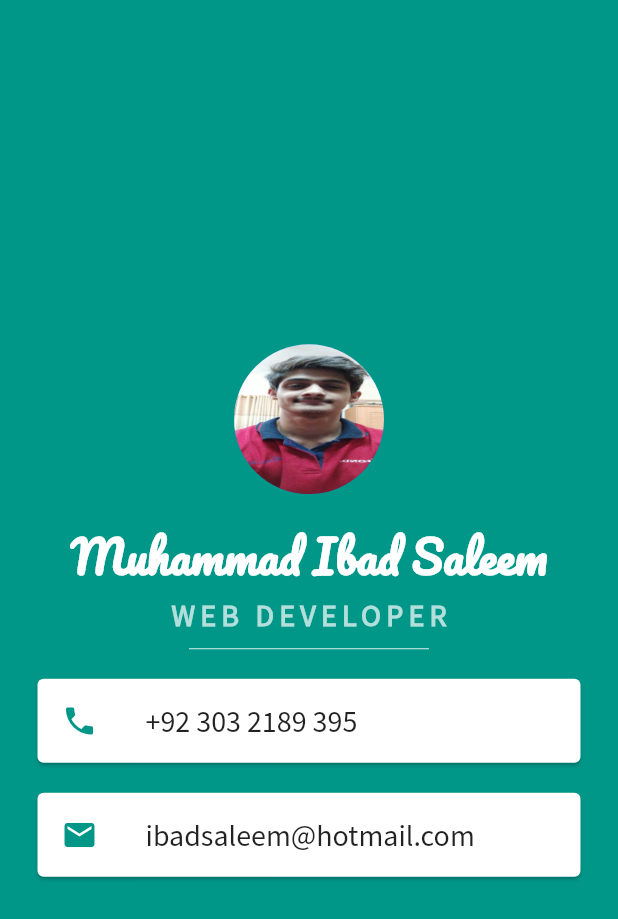
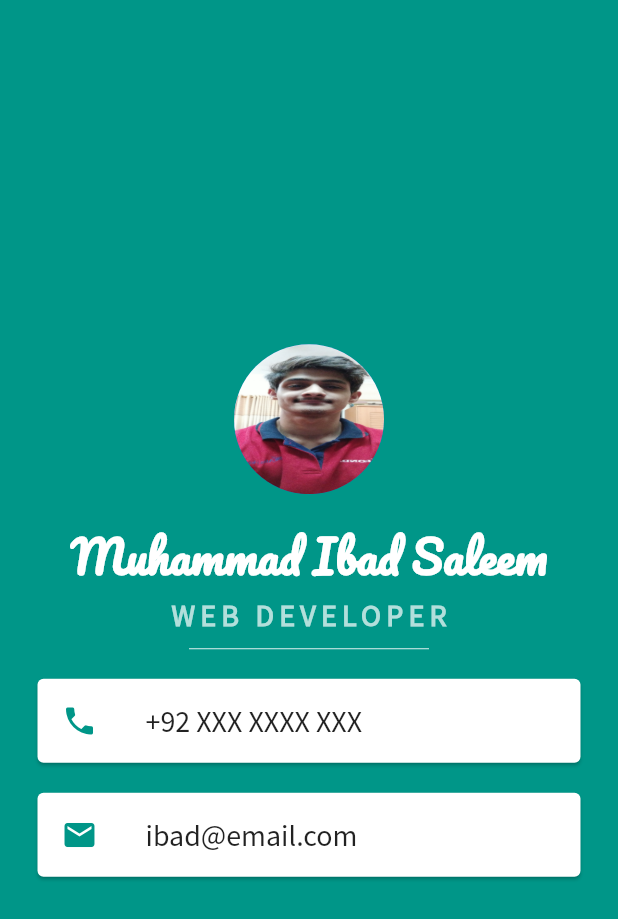
Before and after one commit to ibadsaleem/ProfileCard_Flutter, a Flutter app: the screen it shows after launch, on a phone screen of 412 x 824 dp. Shown: the top 919 px of the screen. Run offline on Flutter 3.47's test engine with Material 2 defaults, Android fonts, the phone set to English and light mode, and no system bars.

Commit message:
Flutter App 1 - Profile Card

```diff
--- a/lib/main.dart
+++ b/lib/main.dart
@@ -58,7 +58,7 @@ class MyApp extends StatelessWidget {
               color: Colors.teal,
               ),
 
-              title: Text('+92 303 2189 395',
+              title: Text('+92 XXX XXXX XXX',
               style: TextStyle(
                 fontSize: 20.0,
                 fontFamily: 'Sans',
@@ -78,7 +78,7 @@ class MyApp extends StatelessWidget {
                     color: Colors.teal,
                   ),
 
-                  title: Text('ibadsaleem@hotmail.com',
+                  title: Text('ibad@email.com',
                     style: TextStyle(
                       fontSize: 20.0,
                       fontFamily: 'Sans',
```
